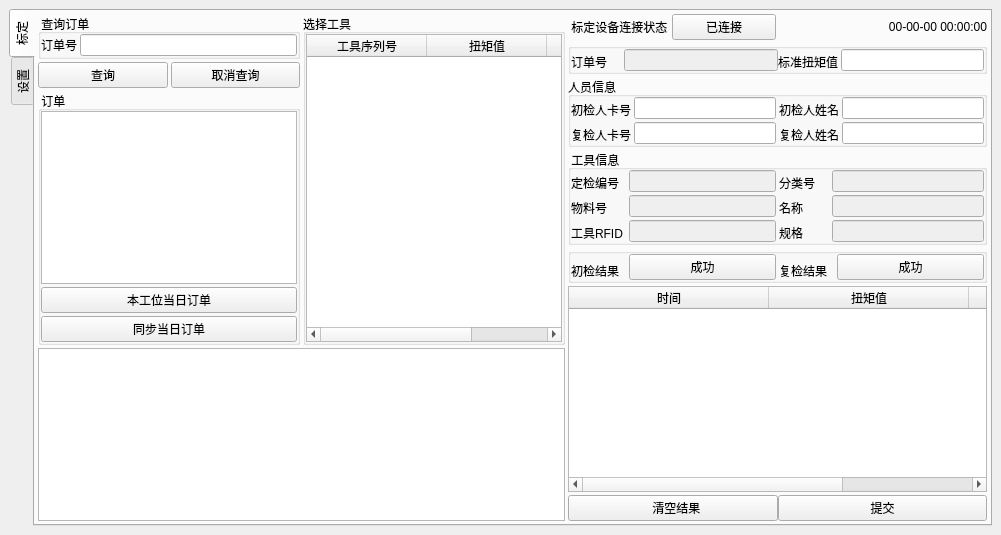
First picture: the form in ui/toolkit.ui, repository masami10/ts013_toolkits, before the edit.
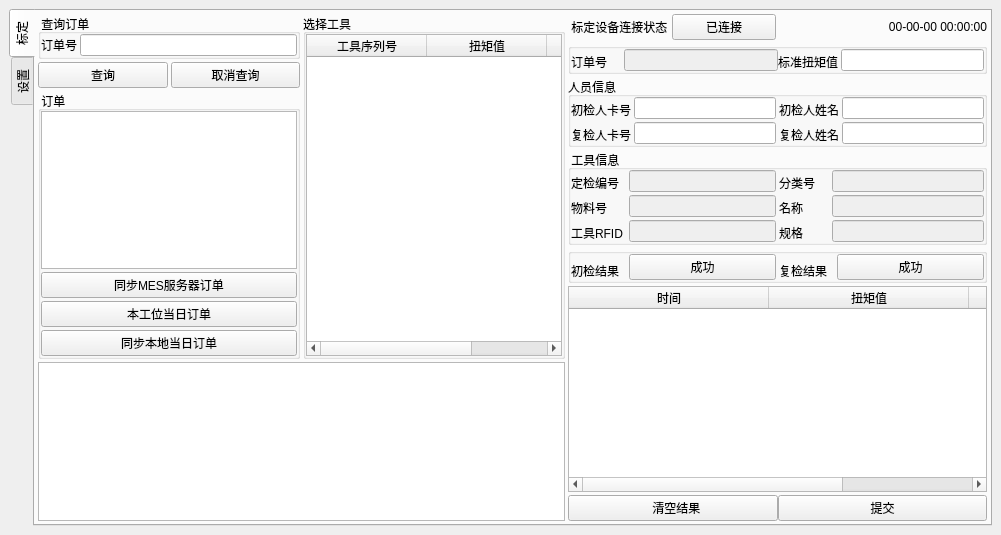
Second picture: the form after the edit.

Commit message: 更新可以同步服务器端的订单

The edit to the form file:
```diff
--- a/ui/toolkit.ui
+++ b/ui/toolkit.ui
@@ -211,6 +211,13 @@
                      </column>
                     </widget>
                    </item>
+                   <item>
+                    <widget class="QPushButton" name="load_server_order_btn">
+                     <property name="text">
+                      <string>同步MES服务器订单</string>
+                     </property>
+                    </widget>
+                   </item>
                    <item>
                     <widget class="QPushButton" name="filter_workcenter_btn">
                      <property name="text">
@@ -221,7 +228,7 @@
                    <item>
                     <widget class="QPushButton" name="load_order_btn">
                      <property name="text">
-                      <string>同步当日订单</string>
+                      <string>同步本地当日订单</string>
                      </property>
                      <property name="flat">
                       <bool>false</bool>
```
The commit also changes 6 other files.
